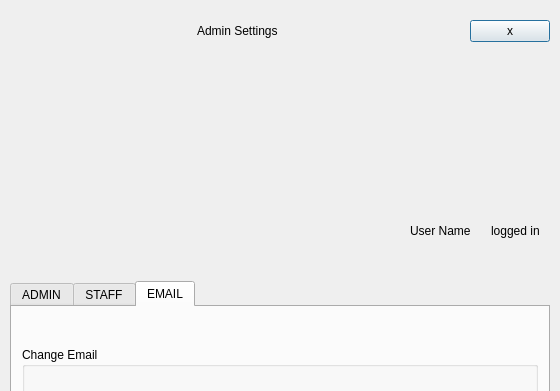
Qt form Project/ui/admin_menu.ui (Selvam-T/POS) before a commit; both pictures show x 0 to 560 and y 0 to 391 of the 560 by 650 pixel window.
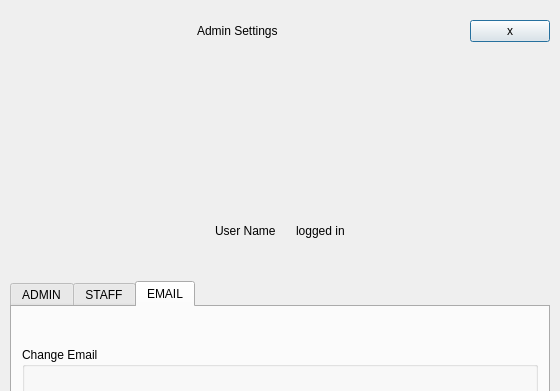
The same form after that commit.

Commit message: login.ui, login controller stub implementation without user login and password implementation

What changed in the file:
```diff
--- a/Project/ui/admin_menu.ui
+++ b/Project/ui/admin_menu.ui
@@ -165,6 +165,19 @@
        </property>
       </widget>
      </item>
+     <item>
+      <spacer name="horizontalSpacer">
+       <property name="orientation">
+        <enum>Qt::Horizontal</enum>
+       </property>
+       <property name="sizeHint" stdset="0">
+        <size>
+         <width>40</width>
+         <height>20</height>
+        </size>
+       </property>
+      </spacer>
+     </item>
     </layout>
    </item>
    <item>
```
The commit also changes 6 other files.
